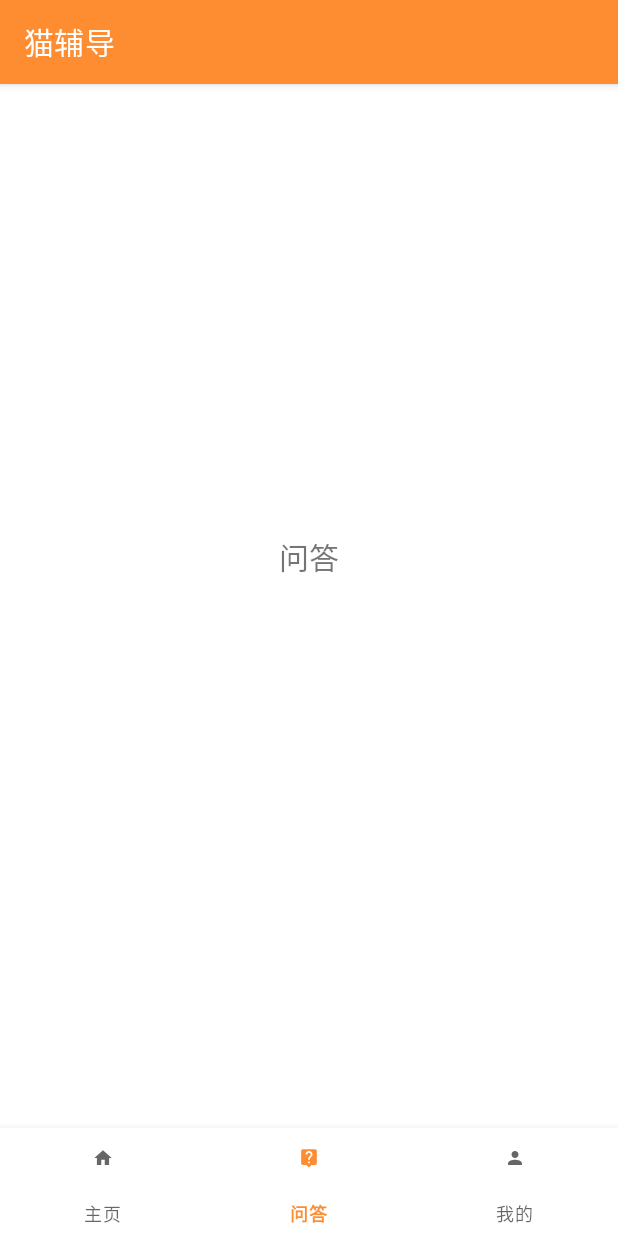
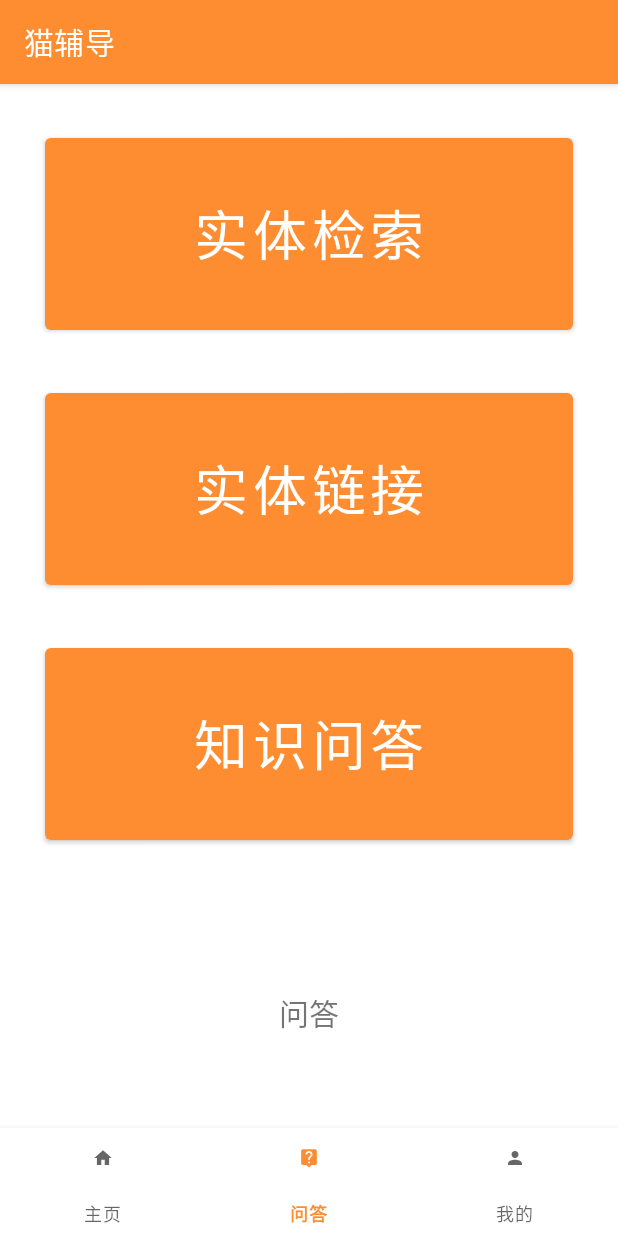
Before and after one commit to zhouyan19/CatEDU, an Android app: the screen it shows after launch (MainActivity), item 2 of the bottom bar chosen, on a phone screen of 412 x 824 dp. Run offline under Robolectric (Android 15) with nearby library versions, the phone set to English and light mode, and no system bars; libraries missing offline, so code that uses them is left out: com.androidkun.xtablayout, com.github.ybq.android, com.ldoublem.loadingviewlib, com.scwang.smart; network calls fail; 18 statements that could not run were skipped.

Commit message:
simple buttons in question fragment

```diff
--- a/app/src/main/res/layout/activity_main.xml
+++ b/app/src/main/res/layout/activity_main.xml
@@ -26,6 +26,7 @@
         android:layout_height="72dp"
         android:background="?android:attr/windowBackground"
         app:layout_constraintBottom_toBottomOf="parent"
+        app:layout_constraintHorizontal_bias="0.0"
         app:layout_constraintLeft_toLeftOf="parent"
         app:layout_constraintRight_toRightOf="parent"
         app:menu="@menu/bottom_nav_menu" />
--- a/app/src/main/res/layout/fragment_question.xml
+++ b/app/src/main/res/layout/fragment_question.xml
@@ -1,6 +1,7 @@
 <?xml version="1.0" encoding="utf-8"?>
 <androidx.constraintlayout.widget.ConstraintLayout xmlns:android="http://schemas.android.com/apk/res/android"
     xmlns:app="http://schemas.android.com/apk/res-auto"
+    xmlns:tools="http://schemas.android.com/tools"
     android:layout_width="match_parent"
     android:layout_height="match_parent">
 
@@ -9,7 +10,7 @@
         android:layout_width="match_parent"
         android:layout_height="wrap_content"
         android:layout_marginStart="8dp"
-        android:layout_marginTop="300dp"
+        android:layout_marginTop="604dp"
         android:layout_marginEnd="8dp"
         android:gravity="center_horizontal"
         android:text="@string/question_text"
@@ -20,4 +21,37 @@
         app:layout_constraintStart_toStartOf="parent"
         app:layout_constraintTop_toTopOf="parent" />
 
+    <Button
+        android:id="@+id/btn_retrieval"
+        android:layout_width="match_parent"
+        android:layout_height="140dp"
+        android:layout_margin="30dp"
+        android:text="@string/entity_retrieval"
+        app:layout_constraintEnd_toEndOf="parent"
+        app:layout_constraintStart_toStartOf="parent"
+        app:layout_constraintTop_toTopOf="parent"
+        android:textSize="36sp"/>
+
+    <Button
+        android:id="@+id/btn_link"
+        android:layout_width="match_parent"
+        android:layout_height="140dp"
+        android:layout_margin="30dp"
+        android:text="@string/entity_link"
+        app:layout_constraintEnd_toEndOf="parent"
+        app:layout_constraintStart_toStartOf="parent"
+        app:layout_constraintTop_toBottomOf="@+id/btn_retrieval"
+        android:textSize="36sp"/>
+
+    <Button
+        android:id="@+id/btn_qa"
+        android:layout_width="match_parent"
+        android:layout_height="140dp"
+        android:layout_margin="30dp"
+        android:text="@string/entity_qa"
+        app:layout_constraintEnd_toEndOf="parent"
+        app:layout_constraintStart_toStartOf="parent"
+        app:layout_constraintTop_toBottomOf="@+id/btn_link"
+        android:textSize="36sp"/>
+
 </androidx.constraintlayout.widget.ConstraintLayout>
--- a/app/src/main/res/values/strings.xml
+++ b/app/src/main/res/values/strings.xml
@@ -11,4 +11,9 @@
     <string name="ins_item_name">无名称</string>
     <string name="ins_item_type" />
     <string name="add_button">add_button</string>
+    <string name="test">测试</string>
+    <string name="entity_retrieval">实体检索</string>
+    <string name="entity_link">实体链接</string>
+    <string name="entity_qa">知识问答</string>
+
 </resources>
```
Also changed, not shown: app/src/main/res/drawable-anydpi/ic_action_name.xml (added, +14 -0 lines), app/src/main/res/drawable-anydpi/link.xml (added, +16 -0 lines), app/src/main/res/drawable-hdpi/ic_action_name.png (added), app/src/main/res/drawable-hdpi/link.png (added), app/src/main/res/drawable-mdpi/ic_action_name.png (added), app/src/main/res/drawable-mdpi/link.png (added), app/src/main/res/drawable-xhdpi/ic_action_name.png (added), app/src/main/res/drawable-xhdpi/link.png (added), app/src/main/res/drawable-xxhdpi/ic_action_name.png (added), app/src/main/res/drawable-xxhdpi/link.png (added).
